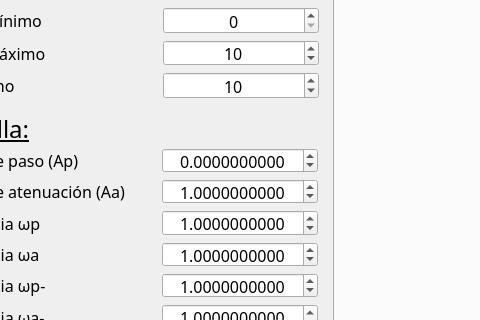
This is designer/mainwindow.ui in mbergerman/FilterTool as Qt 5 draws it before an edit; both pictures show x 97 to 577 and y 192 to 512 of the 1200 by 675 pixel window. The edited form follows.
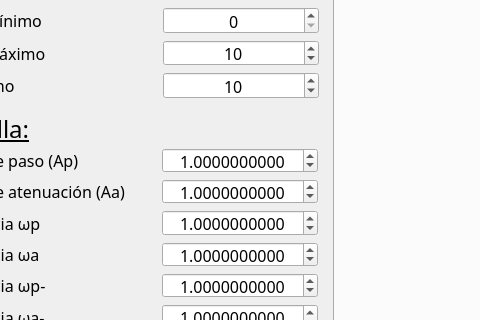
This is the edited form. Icons and pictures are not drawn.

Patch:
```diff
--- a/designer/mainwindow.ui
+++ b/designer/mainwindow.ui
@@ -601,7 +601,7 @@
            <number>10</number>
           </property>
           <property name="minimum">
-           <double>-100.000000000000000</double>
+           <double>0.000000000000000</double>
           </property>
           <property name="maximum">
            <double>100.000000000000000</double>
@@ -610,7 +610,7 @@
            <enum>QAbstractSpinBox::DefaultStepType</enum>
           </property>
           <property name="value">
-           <double>0.000000000000000</double>
+           <double>1.000000000000000</double>
           </property>
          </widget>
         </item>
```
Left out of the diff: 2 changed lines with no effect on the pictures.
